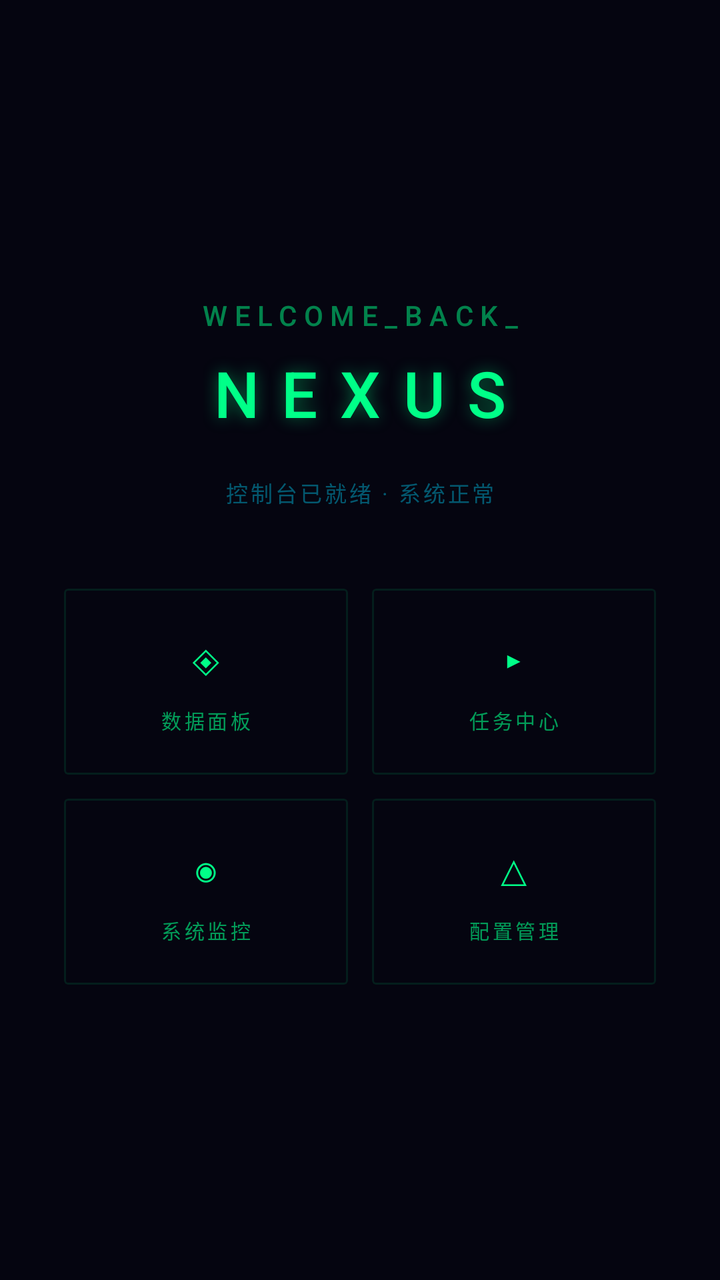
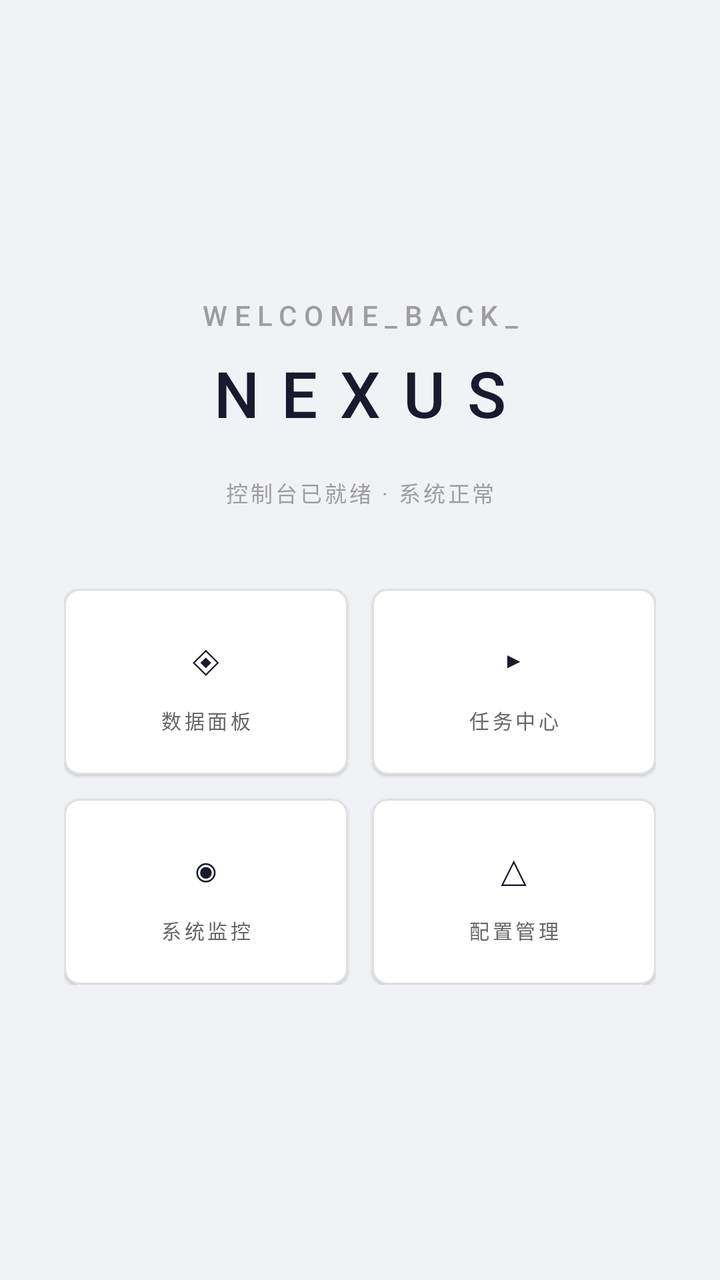

Two renders of the same Android screen: before a commit and after it. Below are the layout's source before the change and the commit's diff.
<!-- AndroidManifest.xml: activity theme Theme.NexusApp -->
<!-- res/layout/activity_main.xml -->
<?xml version="1.0" encoding="utf-8"?>
<androidx.constraintlayout.widget.ConstraintLayout
    xmlns:android="http://schemas.android.com/apk/res/android"
    xmlns:app="http://schemas.android.com/apk/res-auto"
    android:layout_width="match_parent"
    android:layout_height="match_parent"
    android:background="@color/nexus_deep_space">

    <TextView
        android:id="@+id/tvWelcome"
        android:layout_width="wrap_content"
        android:layout_height="wrap_content"
        android:text="WELCOME_BACK_"
        android:textColor="#8000FF88"
        android:textSize="14sp"
        android:fontFamily="sans-serif-medium"
        android:letterSpacing="0.25"
        android:layout_marginBottom="8dp"
        app:layout_constraintVertical_chainStyle="packed"
        app:layout_constraintTop_toTopOf="parent"
        app:layout_constraintBottom_toTopOf="@id/tvMainTitle"
        app:layout_constraintStart_toStartOf="parent"
        app:layout_constraintEnd_toEndOf="parent" />

    <TextView
        android:id="@+id/tvMainTitle"
        android:layout_width="wrap_content"
        android:layout_height="wrap_content"
        android:text="NEXUS"
        android:textColor="#00FF88"
        android:textSize="32sp"
        android:fontFamily="sans-serif-medium"
        android:letterSpacing="0.35"
        android:shadowColor="#6600FF88"
        android:shadowRadius="20"
        android:layout_marginBottom="20dp"
        app:layout_constraintTop_toBottomOf="@id/tvWelcome"
        app:layout_constraintBottom_toTopOf="@id/tvSub"
        app:layout_constraintStart_toStartOf="parent"
        app:layout_constraintEnd_toEndOf="parent" />

    <TextView
        android:id="@+id/tvSub"
        android:layout_width="wrap_content"
        android:layout_height="wrap_content"
        android:text="控制台已就绪 · 系统正常"
        android:textColor="#6600D4FF"
        android:textSize="11sp"
        android:fontFamily="sans-serif"
        android:letterSpacing="0.12"
        android:layout_marginBottom="40dp"
        app:layout_constraintTop_toBottomOf="@id/tvMainTitle"
        app:layout_constraintBottom_toTopOf="@id/gridCards"
        app:layout_constraintStart_toStartOf="parent"
        app:layout_constraintEnd_toEndOf="parent" />

    <androidx.constraintlayout.widget.ConstraintLayout
        android:id="@+id/gridCards"
        android:layout_width="0dp"
        android:layout_height="wrap_content"
        android:layout_marginStart="32dp"
        android:layout_marginEnd="32dp"
        app:layout_constraintWidth_max="340dp"
        app:layout_constraintTop_toBottomOf="@id/tvSub"
        app:layout_constraintBottom_toBottomOf="parent"
        app:layout_constraintStart_toStartOf="parent"
        app:layout_constraintEnd_toEndOf="parent"
        app:layout_constraintVertical_bias="0">

        <com.google.android.material.card.MaterialCardView
            android:id="@+id/cardData"
            android:layout_width="0dp"
            android:layout_height="wrap_content"
            android:layout_marginEnd="6dp"
            android:layout_marginBottom="12dp"
            app:cardBackgroundColor="#0D12121A"
            app:strokeColor="#1A00FF88"
            app:strokeWidth="1dp"
            app:cardCornerRadius="2dp"
            app:cardElevation="0dp"
            app:layout_constraintTop_toTopOf="parent"
            app:layout_constraintStart_toStartOf="parent"
            app:layout_constraintEnd_toStartOf="@id/cardTask"
            app:layout_constraintBottom_toTopOf="@id/cardMonitor"
            app:layout_constraintWidth_percent="0.48">

            <LinearLayout
                android:layout_width="match_parent"
                android:layout_height="match_parent"
                android:orientation="vertical"
                android:gravity="center"
                android:padding="20dp">

                <TextView
                    android:layout_width="wrap_content"
                    android:layout_height="wrap_content"
                    android:text="◈"
                    android:textColor="#00FF88"
                    android:textSize="22sp"
                    android:layout_marginBottom="8dp" />

                <TextView
                    android:layout_width="wrap_content"
                    android:layout_height="wrap_content"
                    android:text="数据面板"
                    android:textColor="#9900FF88"
                    android:textSize="10sp"
                    android:fontFamily="sans-serif"
                    android:letterSpacing="0.15" />
            </LinearLayout>
        </com.google.android.material.card.MaterialCardView>

        <com.google.android.material.card.MaterialCardView
            android:id="@+id/cardTask"
            android:layout_width="0dp"
            android:layout_height="wrap_content"
            android:layout_marginStart="6dp"
            android:layout_marginBottom="12dp"
            app:cardBackgroundColor="#0D12121A"
            app:strokeColor="#1A00FF88"
            app:strokeWidth="1dp"
            app:cardCornerRadius="2dp"
            app:cardElevation="0dp"
            app:layout_constraintTop_toTopOf="parent"
            app:layout_constraintStart_toEndOf="@id/cardData"
            app:layout_constraintEnd_toEndOf="parent"
            app:layout_constraintBottom_toTopOf="@id/cardConfig"
            app:layout_constraintWidth_percent="0.48">

            <LinearLayout
                android:layout_width="match_parent"
                android:layout_height="match_parent"
                android:orientation="vertical"
                android:gravity="center"
                android:padding="20dp">

                <TextView
                    android:layout_width="wrap_content"
                    android:layout_height="wrap_content"
                    android:text="▸"
                    android:textColor="#00FF88"
                    android:textSize="22sp"
                    android:layout_marginBottom="8dp" />

                <TextView
                    android:layout_width="wrap_content"
                    android:layout_height="wrap_content"
                    android:text="任务中心"
                    android:textColor="#9900FF88"
                    android:textSize="10sp"
                    android:fontFamily="sans-serif"
                    android:letterSpacing="0.15" />
            </LinearLayout>
        </com.google.android.material.card.MaterialCardView>

        <com.google.android.material.card.MaterialCardView
            android:id="@+id/cardMonitor"
            android:layout_width="0dp"
            android:layout_height="wrap_content"
            android:layout_marginEnd="6dp"
            app:cardBackgroundColor="#0D12121A"
            app:strokeColor="#1A00FF88"
            app:strokeWidth="1dp"
            app:cardCornerRadius="2dp"
            app:cardElevation="0dp"
            app:layout_constraintTop_toBottomOf="@id/cardData"
            app:layout_constraintStart_toStartOf="parent"
            app:layout_constraintEnd_toStartOf="@id/cardConfig"
            app:layout_constraintBottom_toBottomOf="parent"
            app:layout_constraintWidth_percent="0.48">

            <LinearLayout
                android:layout_width="match_parent"
                android:layout_height="match_parent"
                android:orientation="vertical"
                android:gravity="center"
                android:padding="20dp">

                <TextView
                    android:layout_width="wrap_content"
                    android:layout_height="wrap_content"
                    android:text="◉"
                    android:textColor="#00FF88"
                    android:textSize="22sp"
                    android:layout_marginBottom="8dp" />

                <TextView
                    android:layout_width="wrap_content"
                    android:layout_height="wrap_content"
                    android:text="系统监控"
                    android:textColor="#9900FF88"
                    android:textSize="10sp"
                    android:fontFamily="sans-serif"
                    android:letterSpacing="0.15" />
            </LinearLayout>
        </com.google.android.material.card.MaterialCardView>

        <com.google.android.material.card.MaterialCardView
            android:id="@+id/cardConfig"
            android:layout_width="0dp"
            android:layout_height="wrap_content"
            android:layout_marginStart="6dp"
            app:cardBackgroundColor="#0D12121A"
            app:strokeColor="#1A00FF88"
            app:strokeWidth="1dp"
            app:cardCornerRadius="2dp"
            app:cardElevation="0dp"
            app:layout_constraintTop_toBottomOf="@id/cardTask"
            app:layout_constraintStart_toEndOf="@id/cardMonitor"
            app:layout_constraintEnd_toEndOf="parent"
            app:layout_constraintBottom_toBottomOf="parent"
            app:layout_constraintWidth_percent="0.48">

            <LinearLayout
                android:layout_width="match_parent"
                android:layout_height="match_parent"
                android:orientation="vertical"
                android:gravity="center"
                android:padding="20dp">

                <TextView
                    android:layout_width="wrap_content"
                    android:layout_height="wrap_content"
                    android:text="△"
                    android:textColor="#00FF88"
                    android:textSize="22sp"
                    android:layout_marginBottom="8dp" />

                <TextView
                    android:layout_width="wrap_content"
                    android:layout_height="wrap_content"
                    android:text="配置管理"
                    android:textColor="#9900FF88"
                    android:textSize="10sp"
                    android:fontFamily="sans-serif"
                    android:letterSpacing="0.15" />
            </LinearLayout>
        </com.google.android.material.card.MaterialCardView>

    </androidx.constraintlayout.widget.ConstraintLayout>

</androidx.constraintlayout.widget.ConstraintLayout>
<!-- resources referenced by this layout -->
<resources>
  <color name="nexus_deep_space">#FF050510</color>
  <style name="Theme.NexusApp" parent="Theme.Material3.Dark.NoActionBar">
          <item name="colorPrimary">@color/nexus_neon_cyan</item>
          <item name="colorSecondary">@color/nexus_neon_purple</item>
          <item name="android:windowBackground">@color/nexus_deep_space</item>
          <item name="android:statusBarColor">@color/nexus_deep_space</item>
          <item name="android:navigationBarColor">@color/nexus_deep_space</item>
      </style>
  <color name="nexus_neon_cyan">#FF00F5FF</color>
  <color name="nexus_neon_purple">#FF8B5CF6</color>
</resources>

<!-- the commit's change to res/layout/activity_main.xml (unified diff, before → after) -->
@@ -4,14 +4,14 @@
     xmlns:app="http://schemas.android.com/apk/res-auto"
     android:layout_width="match_parent"
     android:layout_height="match_parent"
-    android:background="@color/nexus_deep_space">
+    android:background="#F0F2F5">
 
     <TextView
         android:id="@+id/tvWelcome"
         android:layout_width="wrap_content"
         android:layout_height="wrap_content"
         android:text="WELCOME_BACK_"
-        android:textColor="#8000FF88"
+        android:textColor="#9E9E9E"
         android:textSize="14sp"
         android:fontFamily="sans-serif-medium"
         android:letterSpacing="0.25"
@@ -27,12 +27,10 @@
         android:layout_width="wrap_content"
         android:layout_height="wrap_content"
         android:text="NEXUS"
-        android:textColor="#00FF88"
+        android:textColor="#1A1A2E"
         android:textSize="32sp"
         android:fontFamily="sans-serif-medium"
         android:letterSpacing="0.35"
-        android:shadowColor="#6600FF88"
-        android:shadowRadius="20"
         android:layout_marginBottom="20dp"
         app:layout_constraintTop_toBottomOf="@id/tvWelcome"
         app:layout_constraintBottom_toTopOf="@id/tvSub"
@@ -44,7 +42,7 @@
         android:layout_width="wrap_content"
         android:layout_height="wrap_content"
         android:text="控制台已就绪 · 系统正常"
-        android:textColor="#6600D4FF"
+        android:textColor="#9E9E9E"
         android:textSize="11sp"
         android:fontFamily="sans-serif"
         android:letterSpacing="0.12"
@@ -73,11 +71,11 @@
             android:layout_height="wrap_content"
             android:layout_marginEnd="6dp"
             android:layout_marginBottom="12dp"
-            app:cardBackgroundColor="#0D12121A"
-            app:strokeColor="#1A00FF88"
-            app:strokeWidth="1dp"
-            app:cardCornerRadius="2dp"
-            app:cardElevation="0dp"
+            app:cardBackgroundColor="#FFFFFF"
+            app:strokeColor="#E0E0E0"
+            app:strokeWidth="1dp"
+            app:cardCornerRadius="8dp"
+            app:cardElevation="1dp"
             app:layout_constraintTop_toTopOf="parent"
             app:layout_constraintStart_toStartOf="parent"
             app:layout_constraintEnd_toStartOf="@id/cardTask"
@@ -95,7 +93,7 @@
                     android:layout_width="wrap_content"
                     android:layout_height="wrap_content"
                     android:text="◈"
-                    android:textColor="#00FF88"
+                    android:textColor="#1A1A2E"
                     android:textSize="22sp"
                     android:layout_marginBottom="8dp" />
 
@@ -103,7 +101,7 @@
                     android:layout_width="wrap_content"
                     android:layout_height="wrap_content"
                     android:text="数据面板"
-                    android:textColor="#9900FF88"
+                    android:textColor="#666666"
                     android:textSize="10sp"
                     android:fontFamily="sans-serif"
                     android:letterSpacing="0.15" />
@@ -116,11 +114,11 @@
             android:layout_height="wrap_content"
             android:layout_marginStart="6dp"
             android:layout_marginBottom="12dp"
-            app:cardBackgroundColor="#0D12121A"
-            app:strokeColor="#1A00FF88"
-            app:strokeWidth="1dp"
-            app:cardCornerRadius="2dp"
-            app:cardElevation="0dp"
+            app:cardBackgroundColor="#FFFFFF"
+            app:strokeColor="#E0E0E0"
+            app:strokeWidth="1dp"
+            app:cardCornerRadius="8dp"
+            app:cardElevation="1dp"
             app:layout_constraintTop_toTopOf="parent"
             app:layout_constraintStart_toEndOf="@id/cardData"
             app:layout_constraintEnd_toEndOf="parent"
@@ -138,7 +136,7 @@
                     android:layout_width="wrap_content"
                     android:layout_height="wrap_content"
                     android:text="▸"
-                    android:textColor="#00FF88"
+                    android:textColor="#1A1A2E"
                     android:textSize="22sp"
                     android:layout_marginBottom="8dp" />
 
@@ -146,7 +144,7 @@
                     android:layout_width="wrap_content"
                     android:layout_height="wrap_content"
                     android:text="任务中心"
-                    android:textColor="#9900FF88"
+                    android:textColor="#666666"
                     android:textSize="10sp"
                     android:fontFamily="sans-serif"
                     android:letterSpacing="0.15" />
@@ -158,11 +156,11 @@
             android:layout_width="0dp"
             android:layout_height="wrap_content"
             android:layout_marginEnd="6dp"
-            app:cardBackgroundColor="#0D12121A"
-            app:strokeColor="#1A00FF88"
-            app:strokeWidth="1dp"
-            app:cardCornerRadius="2dp"
-            app:cardElevation="0dp"
+            app:cardBackgroundColor="#FFFFFF"
+            app:strokeColor="#E0E0E0"
+            app:strokeWidth="1dp"
+            app:cardCornerRadius="8dp"
+            app:cardElevation="1dp"
             app:layout_constraintTop_toBottomOf="@id/cardData"
             app:layout_constraintStart_toStartOf="parent"
             app:layout_constraintEnd_toStartOf="@id/cardConfig"
@@ -180,7 +178,7 @@
                     android:layout_width="wrap_content"
                     android:layout_height="wrap_content"
                     android:text="◉"
-                    android:textColor="#00FF88"
+                    android:textColor="#1A1A2E"
                     android:textSize="22sp"
                     android:layout_marginBottom="8dp" />
 
@@ -188,7 +186,7 @@
                     android:layout_width="wrap_content"
                     android:layout_height="wrap_content"
                     android:text="系统监控"
-                    android:textColor="#9900FF88"
+                    android:textColor="#666666"
                     android:textSize="10sp"
                     android:fontFamily="sans-serif"
                     android:letterSpacing="0.15" />
@@ -200,11 +198,11 @@
             android:layout_width="0dp"
             android:layout_height="wrap_content"
             android:layout_marginStart="6dp"
-            app:cardBackgroundColor="#0D12121A"
-            app:strokeColor="#1A00FF88"
-            app:strokeWidth="1dp"
-            app:cardCornerRadius="2dp"
-            app:cardElevation="0dp"
+            app:cardBackgroundColor="#FFFFFF"
+            app:strokeColor="#E0E0E0"
+            app:strokeWidth="1dp"
+            app:cardCornerRadius="8dp"
+            app:cardElevation="1dp"
             app:layout_constraintTop_toBottomOf="@id/cardTask"
             app:layout_constraintStart_toEndOf="@id/cardMonitor"
             app:layout_constraintEnd_toEndOf="parent"
@@ -222,7 +220,7 @@
                     android:layout_width="wrap_content"
                     android:layout_height="wrap_content"
                     android:text="△"
-                    android:textColor="#00FF88"
+                    android:textColor="#1A1A2E"
                     android:textSize="22sp"
                     android:layout_marginBottom="8dp" />
 
@@ -230,7 +228,7 @@
                     android:layout_width="wrap_content"
                     android:layout_height="wrap_content"
                     android:text="配置管理"
-                    android:textColor="#9900FF88"
+                    android:textColor="#666666"
                     android:textSize="10sp"
                     android:fontFamily="sans-serif"
                     android:letterSpacing="0.15" />
<!-- resource entries referenced after the edit -->
@@ -1,7 +1,6 @@
 <!-- resources referenced by this layout -->
 <resources>
-  <color name="nexus_deep_space">#FF050510</color>
-  <style name="Theme.NexusApp" parent="Theme.Material3.Dark.NoActionBar">
+  <style name="Theme.NexusApp" parent="Theme.Material3.Light.NoActionBar">
           <item name="colorPrimary">@color/nexus_neon_cyan</item>
           <item name="colorSecondary">@color/nexus_neon_purple</item>
           <item name="android:windowBackground">@color/nexus_deep_space</item>
@@ -10,5 +9,6 @@
       </style>
   <color name="nexus_neon_cyan">#FF00F5FF</color>
   <color name="nexus_neon_purple">#FF8B5CF6</color>
+  <color name="nexus_deep_space">#FFF0F2F5</color>
 </resources>
 
